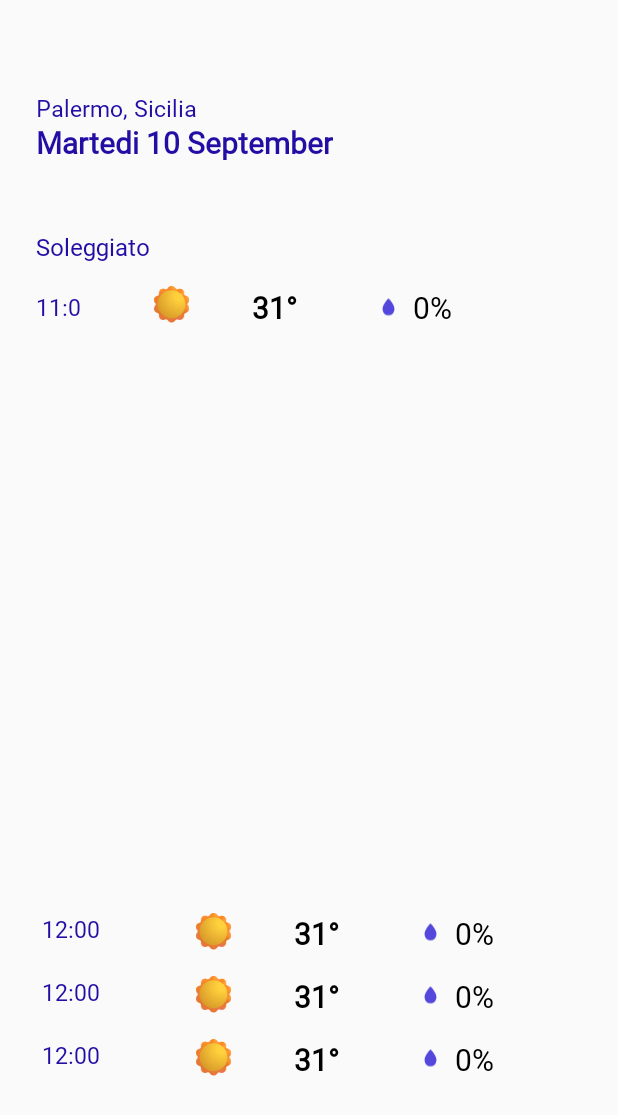
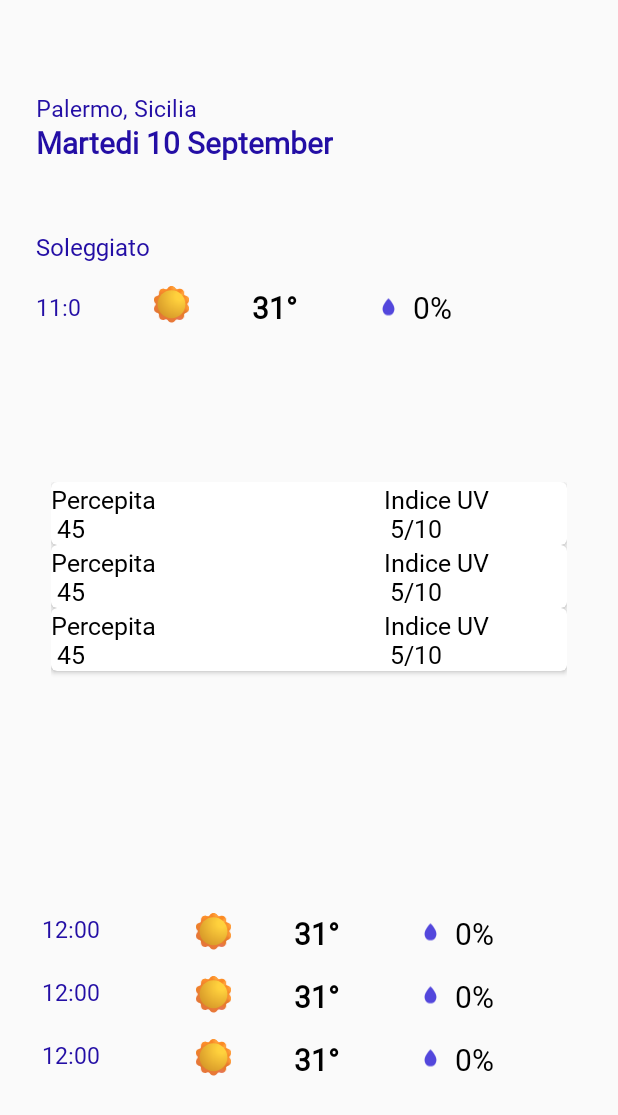
Before and after one commit to develhope/android2_team2_meteoapp, an Android app: the layout fragment_specific_day.xml on its own in the app's theme, with its tools: preview values and no code run, on a phone screen of 412 x 824 dp. Shown: the top 1115 px of the screen. Run offline under Robolectric (Android 15) with nearby library versions, the phone set to English and light mode, and no system bars.

Commit message:
New Changes by Fatima

```diff
--- a/app/src/main/java/co/develhope/meteoapp/Specific_Day_Adapter.kt
+++ b/app/src/main/java/co/develhope/meteoapp/Specific_Day_Adapter.kt
@@ -39,7 +39,7 @@ class Specific_Day_Adapter(private val dataList: ArrayList<AllDatas>
         val temp: TextView = itemView.findViewById(R.id.temp2)
         val iconSunny: ImageView = itemView.findViewById(R.id.sunny)
         val humidity: TextView = itemView.findViewById(R.id.humidity_degree)
-        val iconDrop: ImageView = itemView.findViewById(R.id.dropIcon)
+        //val iconDrop: ImageView = itemView.findViewById(R.id.dropIcon)
 
     }
 
--- a/app/src/main/res/layout/example_item.xml
+++ b/app/src/main/res/layout/example_item.xml
@@ -16,8 +16,7 @@
             android:fontFamily="@font/inter"
             android:text="12:00"
             android:textColor="#230EA5"
-            android:textSize="15sp"
-            />
+            android:textSize="15sp" />
 
         <ImageView
             android:id="@+id/sunny"
--- a/app/src/main/res/layout/fragment_specific_day.xml
+++ b/app/src/main/res/layout/fragment_specific_day.xml
@@ -119,15 +119,15 @@
         android:layout_marginBottom="295dp"
         android:padding="4dp"
         android:scrollbars="vertical"
-        android:layout_marginStart="24dp"
-        android:layout_marginEnd="24dp"
+        android:layout_marginStart="30dp"
+        android:layout_marginEnd="30dp"
 
         app:layout_constraintBottom_toBottomOf="parent"
         app:layout_constraintEnd_toEndOf="parent"
         app:layout_constraintHorizontal_bias="1.0"
 
         app:layout_constraintStart_toStartOf="parent"
-        tools:listitem="@layout/" />
+        tools:listitem="@layout/smalistitem" />
 
 
     <androidx.recyclerview.widget.RecyclerView
--- a/app/src/main/res/layout/smalistitem.xml
+++ b/app/src/main/res/layout/smalistitem.xml
@@ -3,7 +3,10 @@
     android:layout_width="match_parent"
     android:layout_height="wrap_content"
     xmlns:app="http://schemas.android.com/apk/res-auto"
-    app:cardCornerRadius="4dp">
+    app:cardCornerRadius="4dp"
+
+    >
+
     <RelativeLayout
         android:layout_width="match_parent"
         android:layout_height="match_parent"
@@ -13,11 +16,22 @@
         android:layout_width="wrap_content"
         android:layout_height="wrap_content"
         android:fontFamily="@font/inter"
-        android:text="Percepita"
+        android:text="Percepita \n 45"
         android:textColor="@color/black"
-        android:textSize="15px"
+        android:textSize="25px"
+        />
+    <TextView
+        android:id="@+id/indiceUV"
+        android:layout_width="wrap_content"
+        android:layout_height="wrap_content"
+        android:fontFamily="@font/inter"
+        android:layout_marginStart="222dp"
+        android:text="Indice UV \n 5/10"
+        android:textColor="@color/black"
+        android:textSize="25px"
         />
 
 
 
+
 </androidx.cardview.widget.CardView>
```
Also changed, not shown: app/src/main/java/co/develhope/meteoapp/Datas2.kt (added, +7 -0 lines), app/src/main/java/co/develhope/meteoapp/SpecificDayFragment.kt (+15 -1 lines).
